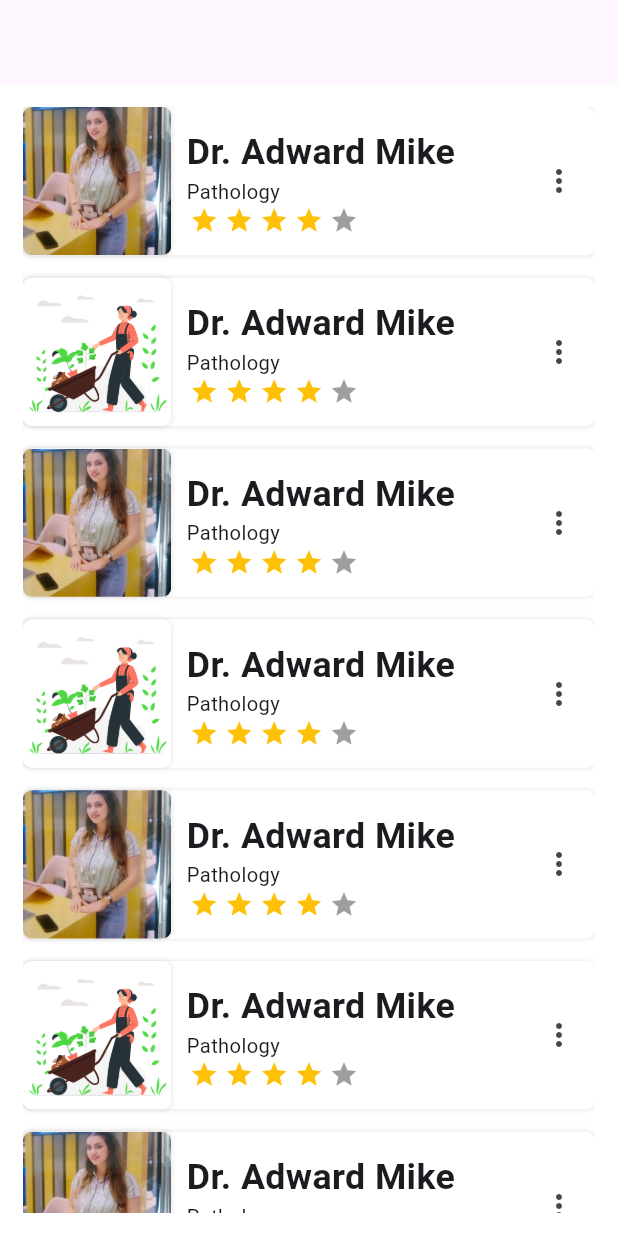
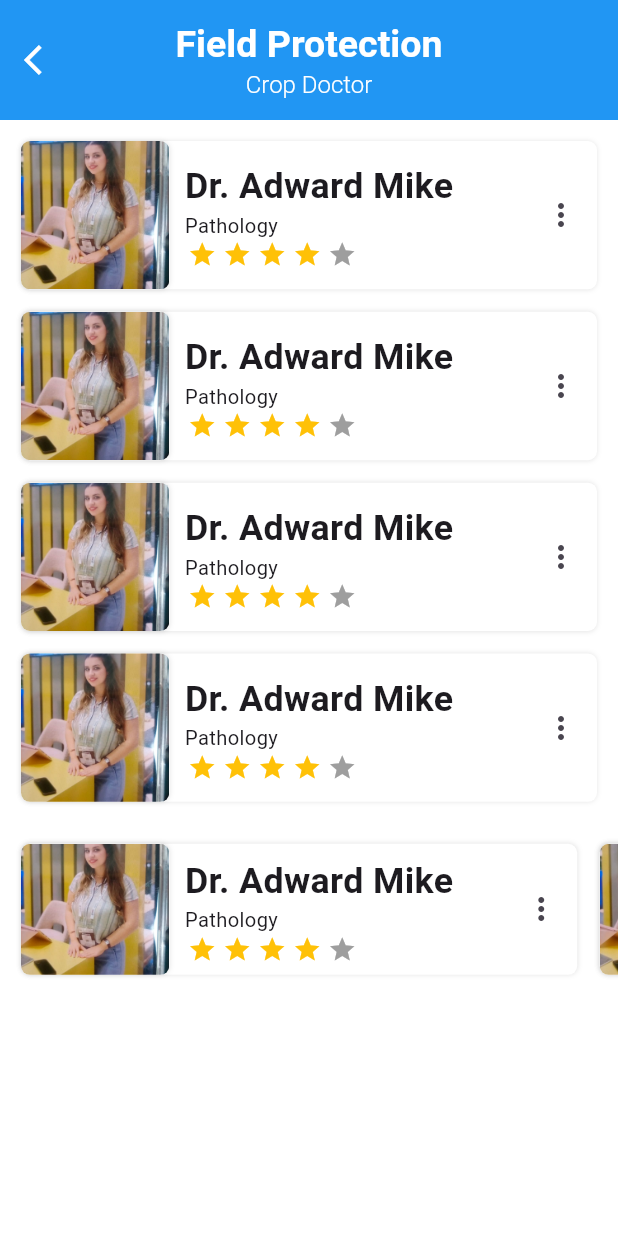
Before and after one commit to sabir-ullah/meet_with_dev, a Flutter app: the screen it shows after launch, on a phone screen of 412 x 824 dp. Run offline on Flutter 3.47's test engine with Material 3 defaults, Android fonts, the light colour scheme and no system bars; drawn by our look-alikes of flutter_rating_bar; our stand-ins replace device_preview, sizer.

Commit message:
list view task done

```diff
--- a/lib/main.dart
+++ b/lib/main.dart
@@ -1,6 +1,7 @@
 import 'package:device_preview/device_preview.dart';
 import 'package:flutter/material.dart';
 import 'package:meet_with_dev/views/doctor_module/doctor_list_view.dart';
+import 'package:meet_with_dev/views/doctor_module/std_task/doctor_std_task.dart';
 import 'package:sizer/sizer.dart';
 
 void main() {
@@ -15,7 +16,7 @@ class MyApp extends StatelessWidget {
   Widget build(BuildContext context) {
     return Sizer(
         builder: (context, orientation, screenType) {
-      return MaterialApp(home: DoctorListView(),
+      return MaterialApp(home: StdDoctorListView(),
         debugShowCheckedModeBanner: false,
 
       );}
--- /dev/null
+++ b/lib/views/doctor_module/std_task/doctor_std_task.dart
@@ -0,0 +1,215 @@
+import 'package:flutter/material.dart';
+import 'package:flutter_rating_bar/flutter_rating_bar.dart';
+import 'package:meet_with_dev/utils/app_colors.dart';
+import 'package:meet_with_dev/utils/app_images.dart';
+import 'package:meet_with_dev/widgets/text_widget.dart';
+import 'package:sizer/sizer.dart';
+
+class StdDoctorListView extends StatelessWidget {
+  StdDoctorListView({super.key});
+  List imageList = [
+    "assets/images/images.jpeg",
+    "assets/images/images.jpeg",
+    "assets/images/images.jpeg",
+    "assets/images/images.jpeg",
+    // AppImages.adwardImage,
+    // AppImages.rabiaImage,
+    // AppImages.rabnawazImage,
+    // AppImages.sanaImage,
+    // AppImages.sana2Image,
+  ];
+  @override
+  Widget build(BuildContext context) {
+    return Scaffold(
+      backgroundColor: AppColors.whiteColor,
+      appBar: AppBar(
+        centerTitle: true,
+        toolbarHeight: 80,
+        title: Column(
+          mainAxisAlignment: MainAxisAlignment.center,
+          crossAxisAlignment: CrossAxisAlignment.center,
+          children: [
+            Text("Field Protection",
+              style: TextStyle(
+                color: Colors.white,
+                fontWeight: FontWeight.bold,
+                fontSize: 25,
+              ),),
+            Text("Crop Doctor",
+              style: TextStyle(
+                color: Colors.white,
+                fontWeight: FontWeight.w300,
+                fontSize: 16,
+              ),),
+          ],
+        ),
+        backgroundColor: Colors.blue,
+        leading: Icon(Icons.arrow_back_ios,color: Colors.white,),
+      ),
+      body: Column(
+        children: [
+          ListView.separated(
+            padding: EdgeInsets.all(14),
+            shrinkWrap: true,
+            scrollDirection: Axis.vertical,
+            separatorBuilder: (context, index)=> SizedBox(height: 15,),
+            itemCount: imageList.length,
+            itemBuilder: (context, index)
+            {
+              return Container(
+                height: 12.h,
+                width: Size.infinite.width,
+                padding: EdgeInsets.zero,
+                decoration: BoxDecoration(
+                    color: AppColors.whiteColor,
+                    borderRadius: BorderRadius.circular(10.sp),
+                    boxShadow: [
+                      BoxShadow(
+                        color: AppColors.blackColor.withValues(alpha: 0.10),
+                        blurRadius: 6.sp,
+                        offset: Offset(0, 1.sp),
+                      )
+                    ]),
+                child: Row(
+                  children: [
+                    Container(
+                      height: 100.h,
+                      width: 12.h,
+                      decoration: BoxDecoration(
+                          borderRadius: BorderRadius.circular(10.sp),
+                          color: AppColors.whiteColor,
+                          boxShadow: [
+                            BoxShadow(
+                                color:
+                                AppColors.blackColor.withValues(alpha: 0.10),
+                                spreadRadius: 0,
+                                blurRadius: 6.sp,
+                                offset: Offset(0, 1.sp))
+                          ],
+                          image: DecorationImage(image: AssetImage(imageList[index],),fit: BoxFit.cover)
+                      ),
+                      // child: Image.asset(
+                      //   imageList[index],
+                      //   fit: BoxFit.cover,
+                      // ),
+                    ),
+                    SizedBox(width: 2.5.w,),
+                    Expanded(
+                        child: Column(
+                          crossAxisAlignment: CrossAxisAlignment.start,
+                          mainAxisAlignment: MainAxisAlignment.center,
+                          children: [
+                            TextWidget(text: "Dr. Adward Mike",fontSize: 20.sp,fontWeight: FontWeight.w600,),
+                            TextWidget(text: "Pathology",fontSize: 15.sp,),
+                            RatingBar.builder(
+                              initialRating: 4,
+                              minRating: 1,
+                              itemSize: 18.sp,
+                              direction: Axis.horizontal,
+                              allowHalfRating: true,
+                              itemCount: 5,
+                              itemPadding: EdgeInsets.symmetric(horizontal: 2.0),
+                              itemBuilder: (context, _) => Icon(
+                                Icons.star,
+                                size: 15,
+                                color: Colors.amber,
+                              ),
+                              onRatingUpdate: (rating) {
+                                print(rating);
+                              },
+                            ),
+                          ],
+                        )),
+                    IconButton(onPressed: () {}, icon: Icon(Icons.more_vert)),
+                  ],
+                ),
+              );
+            }, ),
+
+          /// List view horizontal
+          SizedBox(
+            width: 100.w,
+            height: 14.h,
+            child: ListView.separated(
+              padding: EdgeInsets.all(14),
+              shrinkWrap: true,
+              scrollDirection: Axis.horizontal,
+              separatorBuilder: (context, index)=> SizedBox(width: 15,),
+              itemCount: imageList.length,
+              itemBuilder: (context, index)
+              {
+                return Container(
+                  height: 13.h,
+                  width: 90.w,
+                  padding: EdgeInsets.zero,
+                  decoration: BoxDecoration(
+                      color: AppColors.whiteColor,
+                      borderRadius: BorderRadius.circular(10.sp),
+                      boxShadow: [
+                        BoxShadow(
+                          color: AppColors.blackColor.withValues(alpha: 0.10),
+                          blurRadius: 6.sp,
+                          offset: Offset(0, 1.sp),
+                        )
+                      ]),
+                  child: Row(
+                    children: [
+                      Container(
+                        height: 100.h,
+                        width: 12.h,
+                        decoration: BoxDecoration(
+                            borderRadius: BorderRadius.circular(10.sp),
+                            color: AppColors.whiteColor,
+                            boxShadow: [
+                              BoxShadow(
+                                  color:
+                                  AppColors.blackColor.withValues(alpha: 0.10),
+                                  spreadRadius: 0,
+                                  blurRadius: 6.sp,
+                                  offset: Offset(0, 1.sp))
+                            ],
+                            image: DecorationImage(image: AssetImage(imageList[index],),fit: BoxFit.cover)
+                        ),
+                        // child: Image.asset(
+                        //   imageList[index],
+                        //   fit: BoxFit.cover,
+                        // ),
+                      ),
+                      SizedBox(width: 2.5.w,),
+                      Expanded(
+                          child: Column(
+                            crossAxisAlignment: CrossAxisAlignment.start,
+                            mainAxisAlignment: MainAxisAlignment.center,
+                            children: [
+                              TextWidget(text: "Dr. Adward Mike",fontSize: 20.sp,fontWeight: FontWeight.w600,),
+                              TextWidget(text: "Pathology",fontSize: 15.sp,),
+                              RatingBar.builder(
+                                initialRating: 4,
+                                minRating: 1,
+                                itemSize: 18.sp,
+                                direction: Axis.horizontal,
+                                allowHalfRating: true,
+                                itemCount: 5,
+                                itemPadding: EdgeInsets.symmetric(horizontal: 2.0),
+                                itemBuilder: (context, _) => Icon(
+                                  Icons.star,
+                                  size: 15,
+                                  color: Colors.amber,
+                                ),
+                                onRatingUpdate: (rating) {
+                                  print(rating);
+                                },
+                              ),
+                            ],
+                          )),
+                      IconButton(onPressed: () {}, icon: Icon(Icons.more_vert)),
+                    ],
+                  ),
+                );
+              }, ),
+          ),
+        ],
+      ),
+    );
+  }
+}
```
